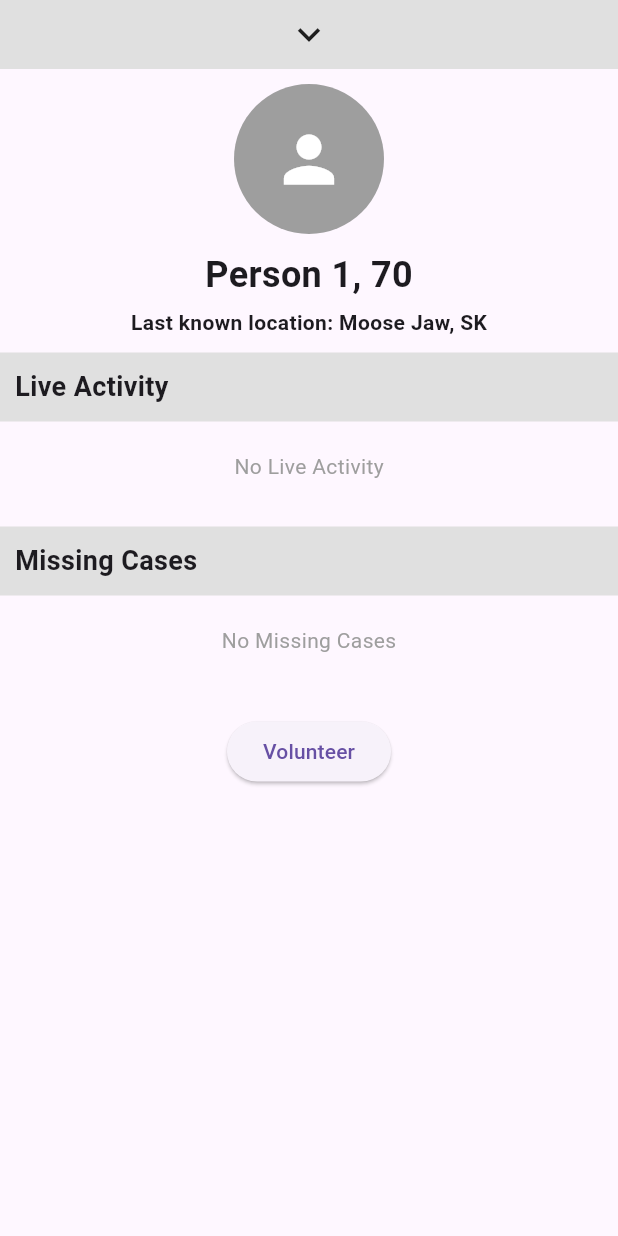
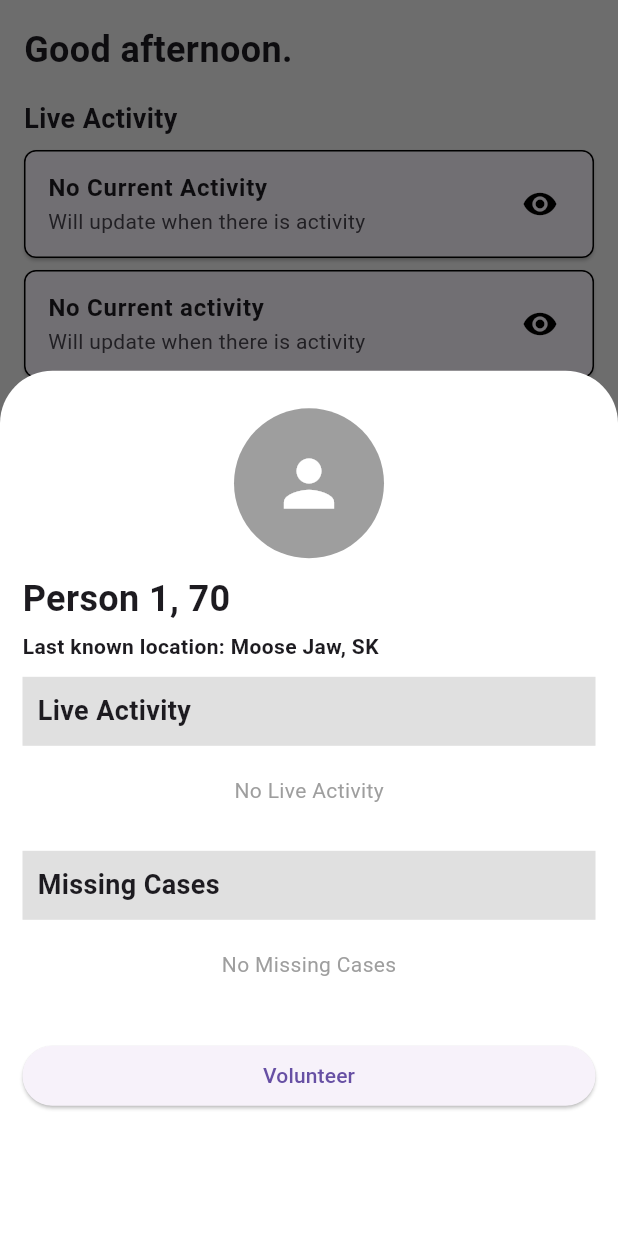
Before and after one commit to Archie-Bell/app, a Flutter app: the ListPage screen opened by its route, after a tap on an icon or button, on a phone screen of 412 x 824 dp. Run offline on Flutter 3.47's test engine with Material 3 defaults, Android fonts, the phone set to English and light mode, and no system bars; our stand-ins replace cloud_firestore, firebase_core, firebase_messaging, flutter_dotenv; missing offline and left inert: mongo_dart; accounts and stored records are empty.

Commit message:
Overhaul existing details page implementation to instead use modals rather than its own page

```diff
--- a/lib/pages/list_page.dart
+++ b/lib/pages/list_page.dart
@@ -120,13 +120,12 @@ class ListPage extends StatelessWidget {
                                     style: const TextStyle(fontSize: 14)),
                                 trailing: const Icon(Icons.arrow_forward),
                                 onTap: () {
-                                  // Navigate to PersonDetailsPage with person's data
-                                  Navigator.push(
-                                    context,
-                                    MaterialPageRoute(
-                                      builder: (context) => PersonDetailsPage(person: person),
-                                    ),
-                                  );
+                                  // Ensure usage of showModalBottomSheet instead of Navigator
+                                  showModalBottomSheet(
+                                    backgroundColor: Colors.transparent,
+                                    isScrollControlled: true,
+                                    context: context,
+                                    builder: (context) => PersonDetailsPage(person: person));
                                 },
                               ),
                             );
--- a/lib/pages/person_details_page.dart
+++ b/lib/pages/person_details_page.dart
@@ -5,28 +5,32 @@ class PersonDetailsPage extends StatelessWidget {
 
   const PersonDetailsPage({super.key, required this.person});
 
+  // Widget to handle taps outside the DraggableScrollableSheet range
+  Widget makeDismissible({required BuildContext context, required Widget child}) => GestureDetector(
+    behavior: HitTestBehavior.opaque,
+    onTap: () => Navigator.of(context).pop(), // Kills the widget instance
+    child: GestureDetector(onTap: () {}, child: child),
+  );
+
+  // Widget for the details structure
   @override
   Widget build(BuildContext context) {
-    return Scaffold(
-      body: SafeArea(
-        child: Column(
+    return makeDismissible(
+      context: context,
+      child: DraggableScrollableSheet(
+        initialChildSize: 0.7,
+        minChildSize: 0.5,
+        maxChildSize: 0.9,
+        builder: (_, controller) => Container(
+          decoration: const BoxDecoration(
+            color: Colors.white,
+            borderRadius: BorderRadius.vertical(top: Radius.circular(35)),
+          ),
+          padding: const EdgeInsets.all(15),
+          child: ListView(
+            controller: controller,
             children: [
-            // Pull-down bar (Back Button)
-            GestureDetector(
-              onTap: () => Navigator.pop(context),
-              child: Container(
-                width: double.infinity,
-                padding: const EdgeInsets.all(8),
-                color: Colors.grey[300],
-                child: const Icon(Icons.keyboard_arrow_down, size: 30),
-              ),
-            ),
-
               // Main content
-            Expanded(
-              child: SingleChildScrollView(
-                child: Column(
-                  children: [
               const SizedBox(height: 10),
               const CircleAvatar(
                 radius: 50,
@@ -38,7 +42,8 @@ class PersonDetailsPage extends StatelessWidget {
               // Person's Name and Age
               Text(
                 "${person['name']}, ${person['age']}",
-                      style: const TextStyle(fontSize: 24, fontWeight: FontWeight.bold),
+                style: const TextStyle(
+                    fontSize: 24, fontWeight: FontWeight.bold),
               ),
               const SizedBox(height: 5),
 
@@ -62,7 +67,8 @@ class PersonDetailsPage extends StatelessWidget {
                 width: double.infinity,
                 padding: const EdgeInsets.all(20),
                 alignment: Alignment.center,
-                      child: const Text("No Live Activity", style: TextStyle(color: Colors.grey)),
+                child: const Text("No Live Activity",
+                    style: TextStyle(color: Colors.grey)),
               ),
 
               const SizedBox(height: 10),
@@ -81,7 +87,8 @@ class PersonDetailsPage extends StatelessWidget {
                 width: double.infinity,
                 padding: const EdgeInsets.all(20),
                 alignment: Alignment.center,
-                      child: const Text("No Missing Cases", style: TextStyle(color: Colors.grey)),
+                child: const Text("No Missing Cases",
+                    style: TextStyle(color: Colors.grey)),
               ),
 
               const SizedBox(height: 20),
@@ -96,10 +103,7 @@ class PersonDetailsPage extends StatelessWidget {
             ],
           ),
         ),
-            ),
-          ],
-        ),
-      ),
+      )
     );
   }
 }
```
Lines whose indentation alone changed are shown as unchanged.
